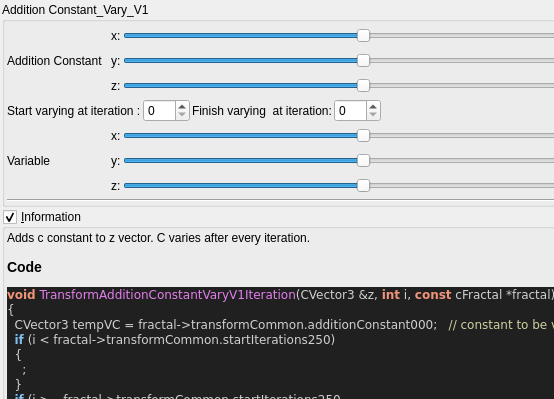
The window that mandelbulber2/qt_data/fractal_transf_addition_constant_varyV1.ui (buddhi1980/mandelbulber2) describes before a commit, drawn with Qt 5; both pictures show x 0 to 554 and y 0 to 399 of the 701 by 654 pixel window.
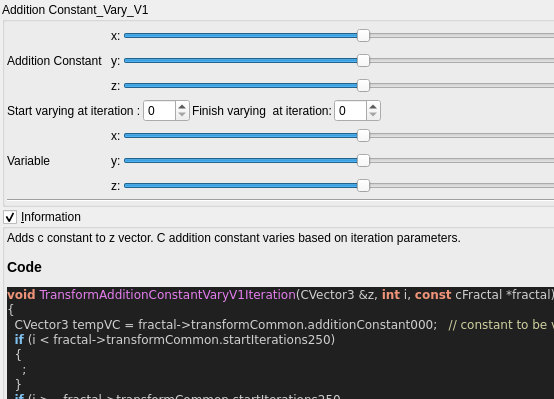
The same window after the commit. Custom widgets are drawn as their Qt base class.

```diff
--- a/mandelbulber2/qt_data/fractal_transf_addition_constant_varyV1.ui
+++ b/mandelbulber2/qt_data/fractal_transf_addition_constant_varyV1.ui
@@ -513,7 +513,7 @@
       <item>
        <widget class="QLabel" name="label_code_content">
         <property name="text">
-         <string>&lt;p&gt;Adds c constant to z vector. C varies after every iteration.&lt;/p&gt;&lt;table&gt;
+         <string>&lt;p&gt;Adds c constant to z vector. C addition constant varies based on iteration parameters.&lt;/p&gt;&lt;table&gt;
 &lt;/table&gt;
 &lt;h3&gt;Code&lt;/h3&gt;
 &lt;!DOCTYPE HTML PUBLIC &quot;-//W3C//DTD HTML 4.0 Transitional//EN&quot;&gt;
```
